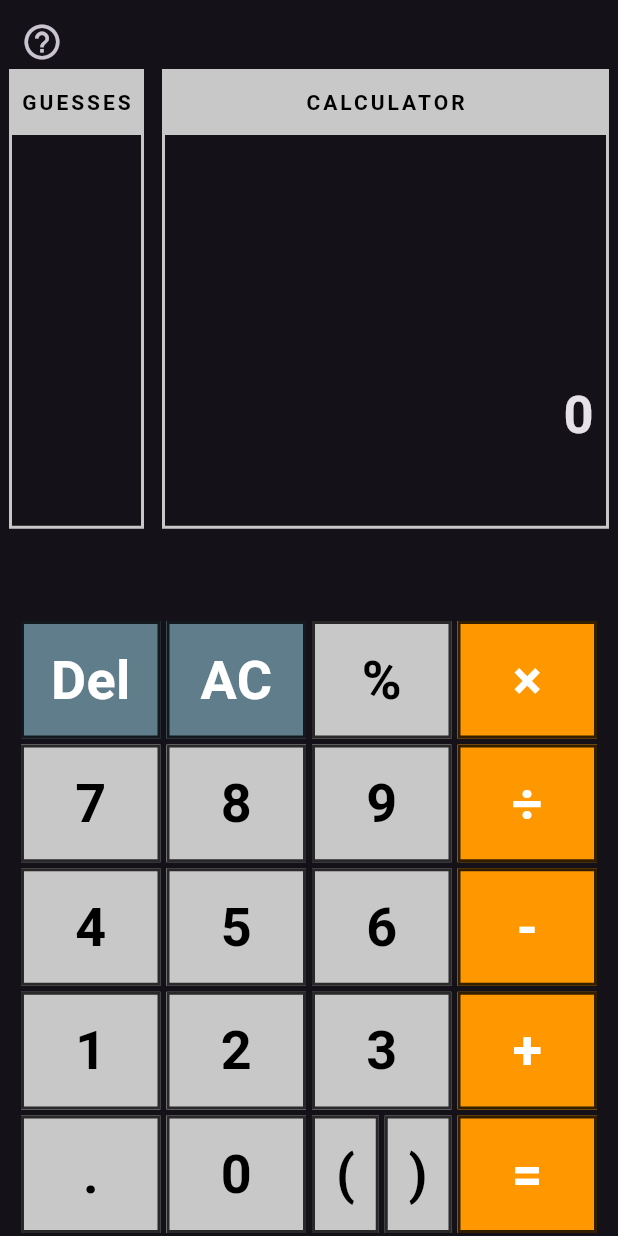
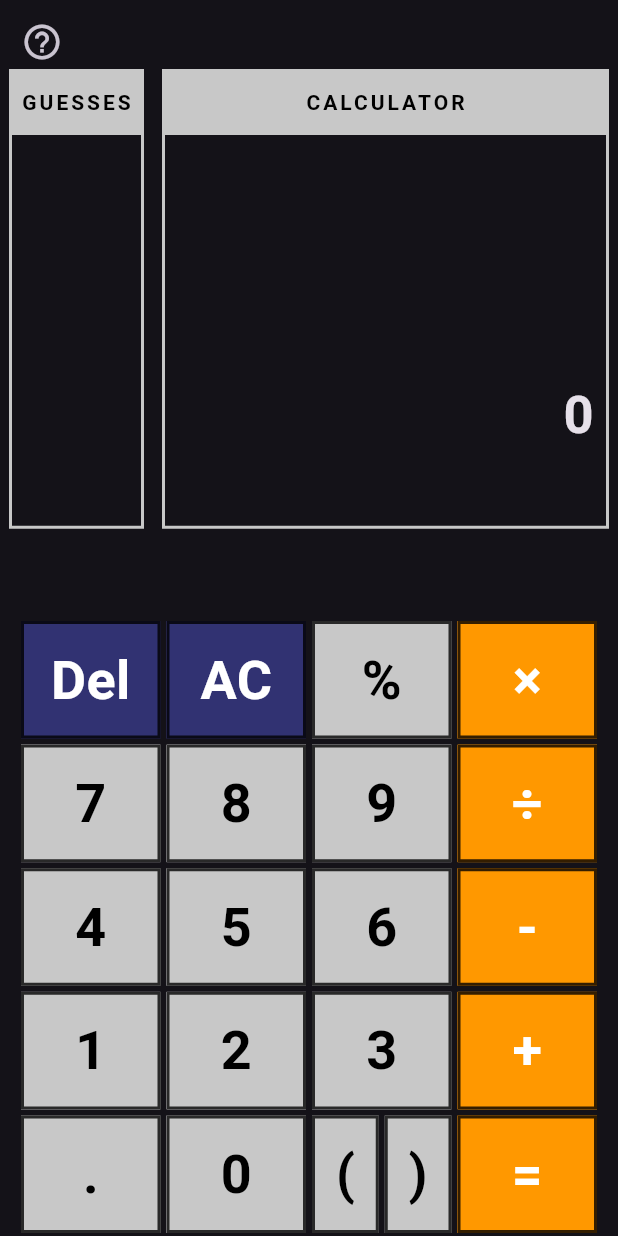
Before and after one commit to amaruelod137/Cogulator, a Flutter app: the screen it shows after launch, after a tap on the "help outline" icon, on a phone screen of 412 x 824 dp. Run offline on Flutter 3.47's test engine with Material 3 defaults, Android fonts, the phone set to English and light mode, and no system bars; our stand-ins replace math_expressions.

Commit message:
message for popup button, changed color of del and AC

```diff
--- a/lib/calculator_screen.dart
+++ b/lib/calculator_screen.dart
@@ -34,13 +34,13 @@ class _CalculatorScreenState extends State<CalculatorScreen> {
   // variables for dual purpose evaluate button
   Timer? revealTimer;
   double holdProgress = 0.0;
-  bool isHoldingEquals = false;
   bool longPressTriggered = false;
 
   // display functions
   List<String> incorrectGuesses = [];
 
   // tutorial page variables
+  bool showTutorialHint = false;
   List<String> tutorialSteps = [];
   int helpPage = 0;
 
@@ -170,13 +170,41 @@ class _CalculatorScreenState extends State<CalculatorScreen> {
             Positioned(
               top: 4,
               left: 4,
-              child: IconButton(
+              child: Row(
+                children: [
+                  IconButton(
                     icon: const Icon(Icons.help_outline),
                     iconSize: 28,
                     onPressed: () {
+                      setState(() {
+                        showTutorialHint = false;
+                      });
+
                       generateTutorial(formula);
                       showHelpPopup();
                     },
+                  ),
+
+                  if (showTutorialHint)
+                    Container(
+                      padding: const EdgeInsets.symmetric(
+                        horizontal: 8,
+                        vertical: 4,
+                      ),
+                      decoration: BoxDecoration(
+                        color: Color.fromARGB(255, 49, 50, 114),
+                        borderRadius: BorderRadius.circular(2),
+                      ),
+                      child: const Text(
+                        "<< Step-by-step guide",
+                        style: TextStyle(
+                          color: Color.fromARGB(255, 200, 200, 200),
+                          fontSize: 12,
+                          fontWeight: FontWeight.bold,
+                        ),
+                      ),
+                    ),
+                ],
               ),
             ),
           ],
@@ -188,16 +216,7 @@ class _CalculatorScreenState extends State<CalculatorScreen> {
   Widget buildButton(value) {
     return Padding(
       padding: const EdgeInsets.all(2.0),
-      /*child: Container(
-        decoration: BoxDecoration(
-          boxShadow: [
-            BoxShadow(
-              color: const Color.fromARGB(221, 0, 0, 0),
-              blurRadius: 2,
-              offset: Offset(2, 2),
-            ),
-          ],
-        ),*/
+
       child: Material(
         color: getBtnColor(value),
         clipBehavior: Clip.hardEdge,
@@ -238,14 +257,7 @@ class _CalculatorScreenState extends State<CalculatorScreen> {
             }
             onBtnTap(value);
           },
-          /*
-          child: Center(
-            child: Text(
-              value,
-              style: const TextStyle(
-                fontWeight: FontWeight.bold,
-                fontSize: 36),
-*/
+
           child: Stack(
             alignment: Alignment.center,
             children: [
@@ -289,7 +301,6 @@ class _CalculatorScreenState extends State<CalculatorScreen> {
     required String title,
     required Widget child,
     double? width,
-    Color titleColor = Colors.amber,
   }) {
     return Container(
       width: width,
@@ -383,6 +394,7 @@ class _CalculatorScreenState extends State<CalculatorScreen> {
         correctAnswer = "$result";
         promptMessage = "Please try to guess first:";
         isGuessing = true;
+        showTutorialHint = true;
       });
     } catch (e) {
       setState(() {
@@ -407,30 +419,18 @@ class _CalculatorScreenState extends State<CalculatorScreen> {
   // long hold to reveal answer
 
   void revealAnswer() {
-    /*try {
-      final result = evaluateExpression(expression);
-
-      setState(() {
-        formula = expression;
-        expression = "$result";*/
     setState(() {
       expression = correctAnswer;
       promptMessage = "Answer revealed";
       isGuessing = false;
       canRefresh = true;
     });
-
-    /*} catch (e) {
-      setState(() {
-        promptMessage = "Invalid expression";
-      });*/
   }
 
   // start hold function
   void startRevealHold() {
     // if (isGuessing) return;
 
-    isHoldingEquals = true;
     holdProgress = 0;
 
     //milliseconds
@@ -449,7 +449,6 @@ class _CalculatorScreenState extends State<CalculatorScreen> {
         timer.cancel();
 
         holdProgress = 0;
-        isHoldingEquals = false;
 
         longPressTriggered = true;
 
@@ -465,7 +464,6 @@ class _CalculatorScreenState extends State<CalculatorScreen> {
     if (holdProgress > 0) {
       setState(() {
         holdProgress = 0;
-        isHoldingEquals = false;
       });
     }
   }
@@ -494,19 +492,19 @@ class _CalculatorScreenState extends State<CalculatorScreen> {
 
   // convert to percentage function
   void convertToPercentage() {
-    // TODO: rewrite for expression-based calculator
     if (expression.isEmpty) return;
-    final number = double.tryParse(expression);
 
-    if (number == null) {
+    try {
+      final result = evaluateExpression(expression);
+
+      setState(() {
+        expression = (result / 100).toString();
+      });
+    } catch (_) {
       setState(() {
         promptMessage = "Invalid percentage";
       });
-      return;
     }
-    setState(() {
-      expression = (number / 100).toString();
-    });
   }
 
   // clear function
@@ -657,7 +655,7 @@ class _CalculatorScreenState extends State<CalculatorScreen> {
   // ##########
   Color getBtnColor(value) {
     return [Btn.del, Btn.clr].contains(value)
-        ? Colors.blueGrey
+        ? Color.fromARGB(255, 49, 50, 114)
         : [
             Btn.multiply,
             Btn.add,
@@ -834,15 +832,6 @@ class _CalculatorScreenState extends State<CalculatorScreen> {
     return "$left${node.value}$right";
   }
 
-  // 3. copy the tree
-  TutorialNode cloneTree(TutorialNode node) {
-    return TutorialNode(
-      node.value,
-      left: node.left == null ? null : cloneTree(node.left!),
-      right: node.right == null ? null : cloneTree(node.right!),
-    );
-  }
-
   // 4. swap tree nodes
   void replaceNode(
     TutorialNode current,
@@ -903,18 +892,16 @@ class _CalculatorScreenState extends State<CalculatorScreen> {
 
     TutorialNode tree = buildTree(tokenize(expr));
 
-    tutorialSteps.add("Expression:\n$expr");
+    tutorialSteps.add("Your Expression:\n$expr");
 
     while (!tree.isLeaf) {
       TutorialNode? node = findFirstSolvable(tree);
 
       if (node == null) break;
 
-      String before = treeToExpression(tree);
-
       double result = evaluateTree(node);
 
-      tutorialSteps.add("Evaluate:\n\n${treeToExpression(node)} = $result");
+      tutorialSteps.add("Evaluate the following:\n\n${treeToExpression(node)} = $result");
 
       TutorialNode replacement = TutorialNode(result.toString());
 
@@ -924,153 +911,9 @@ class _CalculatorScreenState extends State<CalculatorScreen> {
         replaceNode(tree, node, replacement);
       }
 
-      tutorialSteps.add("Expression becomes:\n\n${treeToExpression(tree)}");
+      tutorialSteps.add("The Expression becomes:\n\n${treeToExpression(tree)}");
     }
 
     tutorialSteps.add("Answer:\n${tree.value}");
-    // TEST //
-
-    /* tutorialSteps.add("Expression:\n$expr");
-
-    final twoBracketPattern =
-    RegExp(r'^\(([^()]+)\)([×÷])\(([^()]+)\)$');
-
-
-    if (twoBracketPattern.hasMatch(expr)) {
-      final match = twoBracketPattern.firstMatch(expr)!;
-
-      final left = match.group(1)!;
-      final op = match.group(2)!;
-      final right = match.group(3)!;
-
-      final leftResult = evaluateExpression(left);
-      final rightResult = evaluateExpression(right);
-
-      final simplified = "$leftResult$op$rightResult";
-      final finalResult = evaluateExpression(simplified);
-
-      tutorialSteps.add(
-        "Evaluate the first brackets:\n\n$left = $leftResult",
-      );
-
-      tutorialSteps.add(
-        "The expression becomes:\n\n$leftResult$op($right)",
-      );
-
-      tutorialSteps.add(
-        "Evaluate the second brackets:\n\n$right = $rightResult",
-      );
-
-      tutorialSteps.add(
-        "The expression becomes:\n\n$simplified",
-      );
-
-      tutorialSteps.add(
-        "Evaluate:\n\n$simplified = $finalResult",
-      );
-
-      tutorialSteps.add(
-        "Answer:\n$finalResult",
-      );
-
-      return;
   }
-
-
-    final bracketThenNumberPattern =
-      RegExp(r'^\(([^()]+)\)([×÷])(\d+(\.\d+)?)$');
-
-    if (bracketThenNumberPattern.hasMatch(expr)) {
-      final match = bracketThenNumberPattern.firstMatch(expr)!;
-
-      final inside = match.group(1)!;
-      final operator = match.group(2)!;
-      final number = match.group(3)!;
-
-      final bracketResult = evaluateExpression(inside);
-
-      final simplifiedExpr = "$bracketResult$operator$number";
-
-      final finalResult = evaluateExpression(simplifiedExpr);
-
-      tutorialSteps.add(
-        "Evaluate the brackets:\n\n$inside = $bracketResult",
-      );
-
-      tutorialSteps.add(
-        "Replace the brackets:\n\n($inside)$operator$number\n↓\n$simplifiedExpr",
-      );
-
-      tutorialSteps.add(
-        "Evaluate:\n\n$simplifiedExpr = $finalResult",
-      );
-
-      tutorialSteps.add(
-        "Answer:\n$finalResult",
-      );
-
-      return;
 }
-
-    // One pair of brackets, e.g. (6+3)
-    final bracketPattern = RegExp(r'^\(([^()]+)\)$');
-
-    if (bracketPattern.hasMatch(expr)) {
-      final inside = bracketPattern.firstMatch(expr)!.group(1)!;
-
-      final insideResult = evaluateExpression(inside);
-
-      final resultText =
-        insideResult == insideResult.toInt()
-            ? insideResult.toInt().toString()
-            : insideResult.toString();
-
-      tutorialSteps.add(
-        "Evaluate what's inside the brackets:\n\n$inside = $insideResult",
-      );
-
-      tutorialSteps.add(
-        "Replace the brackets:\n\n($inside) → $insideResult",
-      );
-
-      tutorialSteps.add(
-        "Answer:\n$insideResult",
-      );
-
-      return;
-    }
-    // Only support simple expressions for now
-    final simplePattern = RegExp(r'^\d+(\.\d+)?[+\-×÷]\d+(\.\d+)?$');
-
-    if (!simplePattern.hasMatch(expr)) {
-      tutorialSteps.add(
-        "Tutorials for this type of expression\nare not implemented yet."
-      );
-      return;
-    }
-
-    final result = evaluateExpression(expr);
-
-    tutorialSteps.add(
-      "Evaluate the expression:\n\n$expr = $result",
-    );
-
-    tutorialSteps.add(
-      "Answer:\n$result",
-    );*/
-  }
-
-  // Test Functions
-  /*
-  void loadTestTutorial() {
-    helpPage = 0;
-    tutorialSteps = [
-      "Expression:\n(6+3) × (9-7)",
-      "Step 1\n\nEvaluate the first brackets:\n6 + 3 = 9",
-      "Step 2\n\nThe expression becomes:\n9 × (9-7)",
-      "Step 3\n\nEvaluate the second brackets:\n9 - 7 = 2",
-      "Step 4\n\nThe expression becomes:\n9 × 2",
-      "Step 5\n\nMultiply:\n9 × 2 = 18",
-    ];
-  }*/
-}
```
Lines whose indentation alone changed are shown as unchanged.
